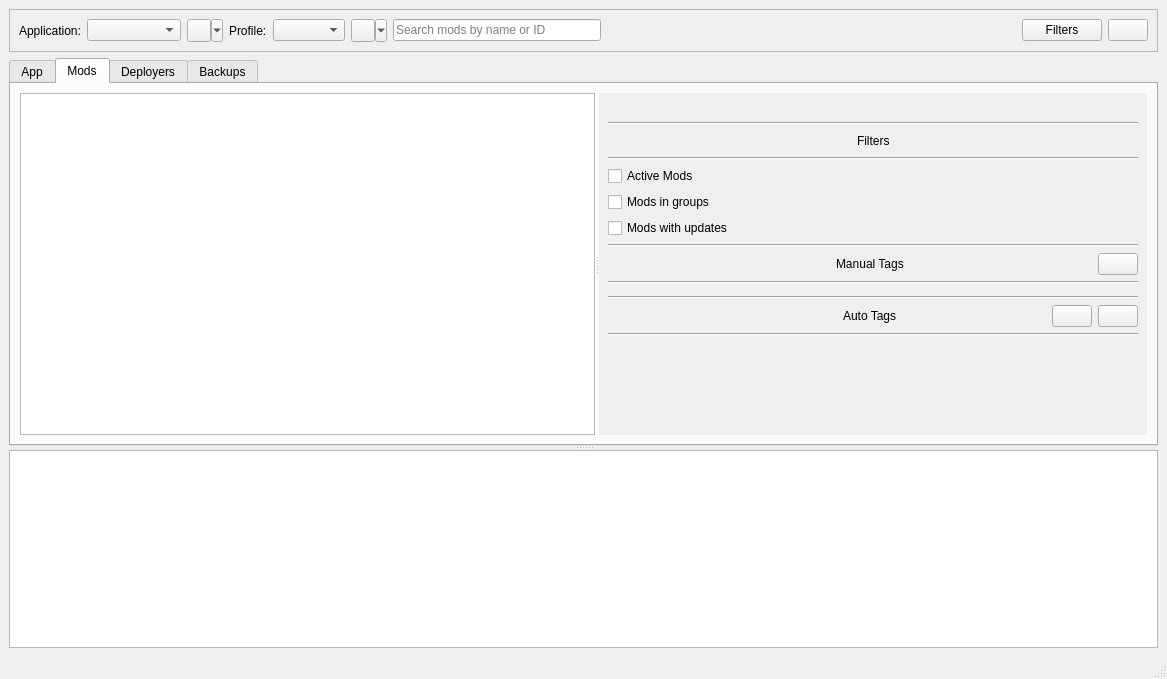
Before: the Qt Designer form src/ui/mainwindow.ui in limo-app/limo, drawn with Qt 5.
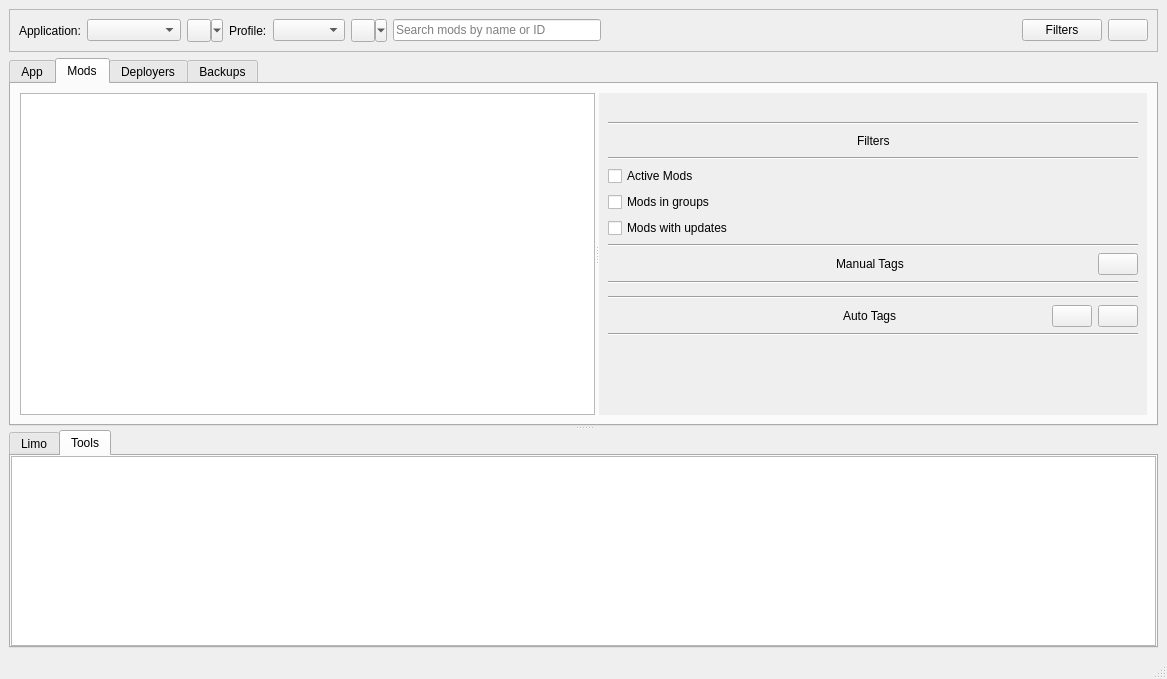
After: the same form once the commit is applied. The open tabs and pages were chosen to show the change. Icons and pictures are not drawn. Custom widgets are drawn as their Qt base class.

Commit message: add log tab for tool output

The edit to the form file:
```diff
--- a/src/ui/mainwindow.ui
+++ b/src/ui/mainwindow.ui
@@ -643,8 +643,8 @@
                  <rect>
                   <x>0</x>
                   <y>0</y>
-                  <width>546</width>
-                  <height>330</height>
+                  <width>539</width>
+                  <height>331</height>
                  </rect>
                 </property>
                 <layout class="QVBoxLayout" name="verticalLayout_6">
@@ -1337,16 +1337,68 @@
             <number>1</number>
            </property>
            <item row="0" column="0">
-            <widget class="QPlainTextEdit" name="log_frame">
-             <property name="frameShape">
-              <enum>QFrame::StyledPanel</enum>
+            <widget class="QTabWidget" name="log_tab_widget">
+             <property name="currentIndex">
+              <number>0</number>
              </property>
-             <property name="frameShadow">
-              <enum>QFrame::Sunken</enum>
-             </property>
-             <property name="readOnly">
-              <bool>true</bool>
-             </property>
+             <widget class="QWidget" name="limo_log_tab">
+              <attribute name="title">
+               <string>Limo</string>
+              </attribute>
+              <layout class="QGridLayout" name="gridLayout_18">
+               <property name="leftMargin">
+                <number>0</number>
+               </property>
+               <property name="topMargin">
+                <number>0</number>
+               </property>
+               <property name="rightMargin">
+                <number>0</number>
+               </property>
+               <property name="bottomMargin">
+                <number>0</number>
+               </property>
+               <item row="0" column="0">
+                <widget class="QPlainTextEdit" name="log_frame">
+                 <property name="frameShape">
+                  <enum>QFrame::Shape::StyledPanel</enum>
+                 </property>
+                 <property name="frameShadow">
+                  <enum>QFrame::Shadow::Sunken</enum>
+                 </property>
+                 <property name="readOnly">
+                  <bool>true</bool>
+                 </property>
+                </widget>
+               </item>
+              </layout>
+             </widget>
+             <widget class="QWidget" name="tool_log_tab">
+              <attribute name="title">
+               <string>Tools</string>
+              </attribute>
+              <layout class="QGridLayout" name="gridLayout_19">
+               <property name="leftMargin">
+                <number>0</number>
+               </property>
+               <property name="topMargin">
+                <number>0</number>
+               </property>
+               <property name="rightMargin">
+                <number>0</number>
+               </property>
+               <property name="bottomMargin">
+                <number>0</number>
+               </property>
+               <item row="0" column="0">
+                <widget class="QPlainTextEdit" name="tool_log_frame">
+                 <property name="readOnly">
+                  <bool>true</bool>
+                 </property>
+                </widget>
+               </item>
+              </layout>
+             </widget>
             </widget>
            </item>
           </layout>
```
Left out of the diff: 444 changed lines with no effect on the pictures. The commit also changes 4 other files.
